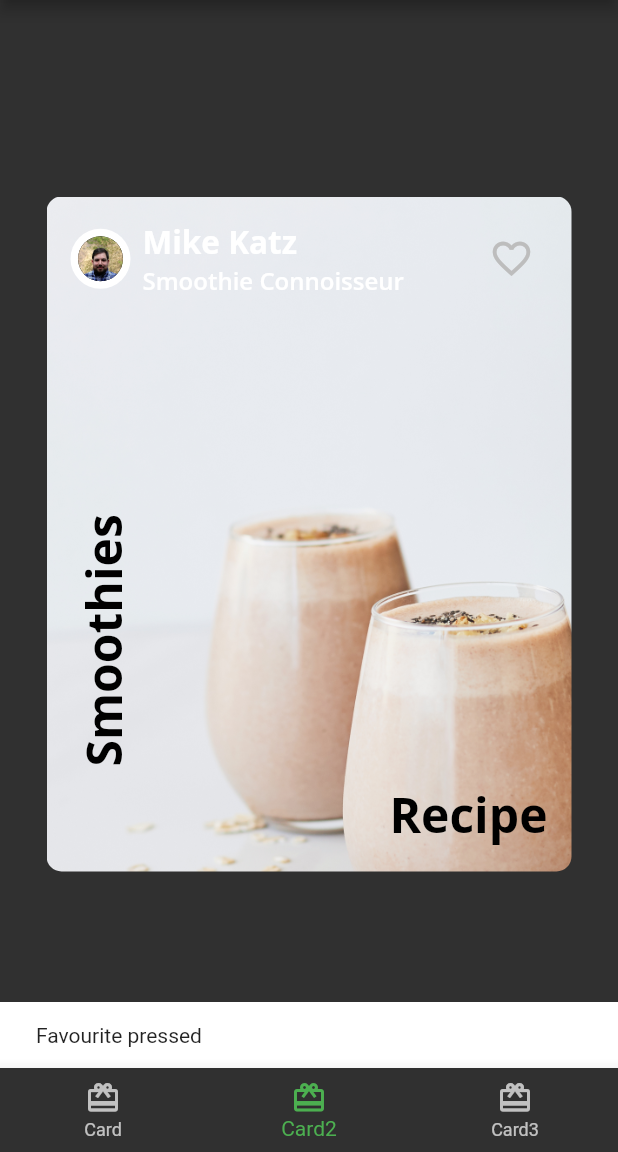
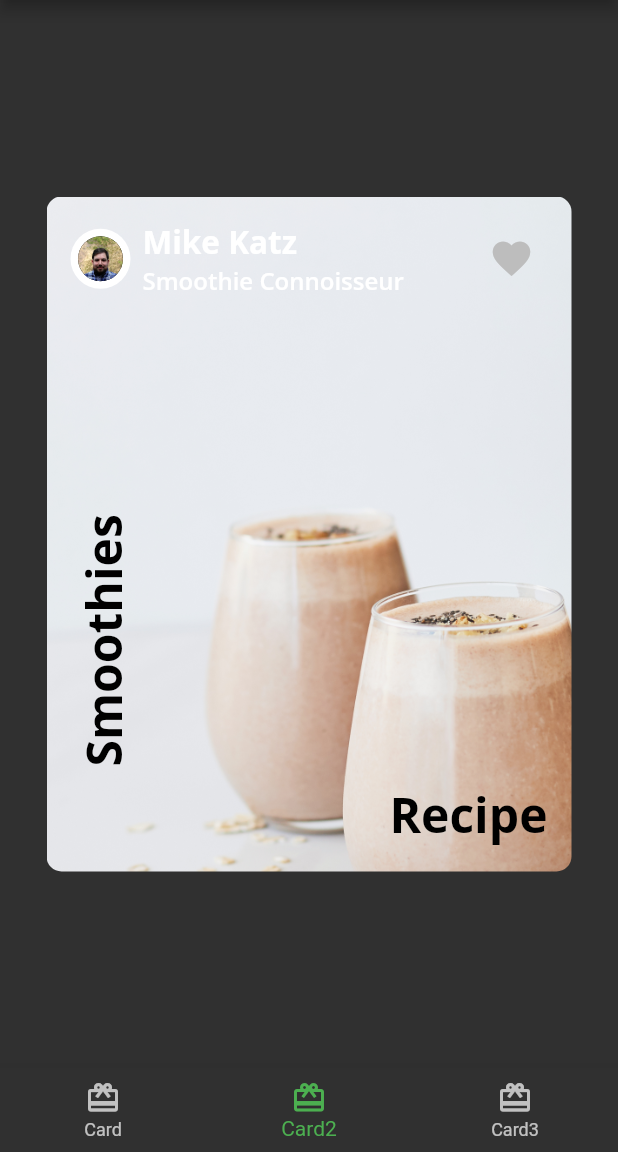
Before and after one commit to il2be97/flutter_card_test_application, a Flutter app: the screen it shows after launch, item 2 of the bottom bar chosen, after a tap on the "favorite outline" icon, on a phone screen of 412 x 824 dp, the part 84-1236 px from its top. Run offline on Flutter 3.47's test engine with Material 2 defaults, Android fonts, the phone set to English and light mode, and no system bars; our stand-ins replace google_fonts.

Commit message:
create new tappable heart button

```diff
--- a/lib/author_card.dart
+++ b/lib/author_card.dart
@@ -2,7 +2,7 @@ import 'package:flutter/material.dart';
 import 'fooderlich_theme.dart';
 import 'circle_image.dart';
 
-class AuthorCard extends StatelessWidget {
+class AuthorCard extends StatefulWidget {
   final String authorName;
   final String title;
   final ImageProvider imageProvider;
@@ -15,6 +15,13 @@ class AuthorCard extends StatelessWidget {
   }) : super(key: key);
 
   @override
+  State<AuthorCard> createState() => _AuthorCardState();
+}
+
+class _AuthorCardState extends State<AuthorCard> {
+  bool _isFavourited = false;
+
+  @override
   Widget build(BuildContext context) {
     return Container(
       padding: const EdgeInsets.all(16),
@@ -24,7 +31,7 @@ class AuthorCard extends StatelessWidget {
           Row(
             children: [
               CircleImage(
-                imageProvider: imageProvider,
+                imageProvider: widget.imageProvider,
                 imageRadius: 20,
               ),
               const SizedBox(
@@ -34,11 +41,11 @@ class AuthorCard extends StatelessWidget {
                 crossAxisAlignment: CrossAxisAlignment.start,
                 children: [
                   Text(
-                    authorName,
+                    widget.authorName,
                     style: FooderlichTheme.darkTextTheme.headline2,
                   ),
                   Text(
-                    title,
+                    widget.title,
                     style: FooderlichTheme.darkTextTheme.headline3,
                   ),
                 ],
@@ -47,12 +54,13 @@ class AuthorCard extends StatelessWidget {
           ),
           IconButton(
             onPressed: () {
-              const snackBar = SnackBar(content: Text('Favourite pressed'));
-              ScaffoldMessenger.of(context).showSnackBar(snackBar);
+              setState(() {
+                _isFavourited = !_isFavourited;
+              });
             },
-            icon: const Icon(Icons.favorite_border),
+            icon: Icon(_isFavourited ? Icons.favorite : Icons.favorite_border),
             iconSize: 30,
-            color:  Colors.grey[400],
+            color: Colors.grey[400],
           )
         ],
       ),
```
Also changed, not shown: 3 other files.
